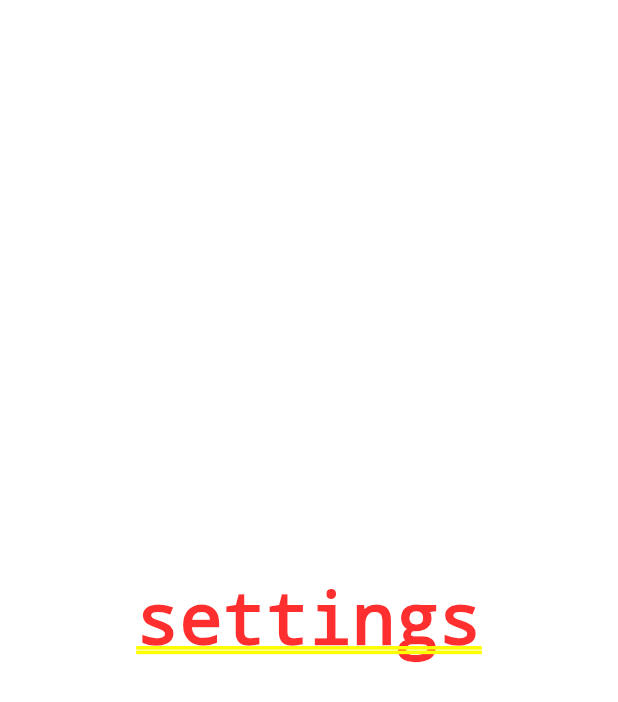
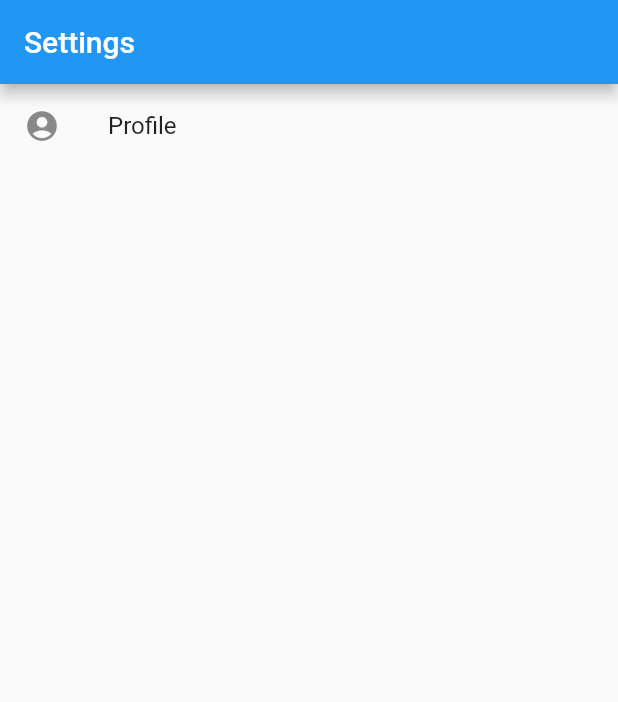
Before and after one commit to benyaminR/chatpool, a Flutter app: the MainScreen screen opened by its route, after a tap on the "settings" icon, on a phone screen of 412 x 824 dp. Shown: the top 702 px of the screen. Run offline on Flutter 3.47's test engine with Material 2 defaults, Android fonts, the phone set to English and light mode, and no system bars; our stand-ins replace cached_network_image, cloud_firestore, firebase_auth, firebase_storage, google_sign_in, image_picker and 2 more; accounts and stored records are empty.

Commit message:
+updated Settings' layout +updated Me's layout +refactoring

```diff
--- a/lib/Consts.dart
+++ b/lib/Consts.dart
@@ -18,6 +18,9 @@ const String FRIEND_ID = 'friend id';
 const String FRIEND_TIME_ADDED = 'time added';
 ///SharedPreferences
 const String SHARED_PREFERENCES_USER_ID = "id";
+const String SHARED_PREFERENCES_USER_PHOTO = 'photo';
+const String SHARED_PREFERENCES_USER_DISPLAY_NAME = 'name';
+const String SHARED_PREFERENCES_USER_ABOUT = 'about';
 
 ///Chat
 const String MESSAGES_COLLECTION = 'messages';
--- a/lib/screens/Chat.dart
+++ b/lib/screens/Chat.dart
@@ -2,8 +2,8 @@ part of chat_pool;
 
 
 class ChatScreen extends StatefulWidget{
+
   final String friendId;
-
   ChatScreen({@required this.friendId});
 
   @override
--- a/lib/screens/Settings.dart
+++ b/lib/screens/Settings.dart
@@ -1,15 +1,47 @@
 part of chat_pool;
 
 class SettingsScreen extends StatefulWidget{
+
+
   @override
   State<StatefulWidget> createState() => SettingsScreenState();
 }
 
 class SettingsScreenState extends State<SettingsScreen>{
+
+  @override
+  void initState() {
+    super.initState();
+  }
+
   @override
   Widget build(BuildContext context) {
-    return Center(
-      child: Text('settings'),
+    return MaterialApp(
+      home: Scaffold(
+        body: _settingsBody(),
+        appBar: _settingsAppBar(),
+      ),
+      title: 'settings',
     );
   }
+
+
+  Widget _settingsBody(){
+    return ListView(
+      children: <Widget>[
+        ListTile(
+          title: Text('Profile'),
+          leading: Icon(Icons.account_circle),
+          onTap:()=> Navigator.pushNamed(context,'/main/settings/me'),
+        )
+      ],
+    );
+  }
+
+  Widget _settingsAppBar(){
+    return AppBar(
+      title: Text('Settings'),
+    );
+  }
+
 }
```
Also changed, not shown: lib/screens/Me.dart (+160 -3 lines), lib/utils/Communication.dart (+17 -5 lines).
